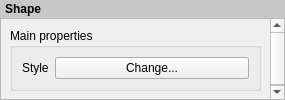
This is src/ui/composer/qgscomposerpolygonwidgetbase.ui in qgis/QGIS as Qt 5 draws it before an edit. The edited form follows.
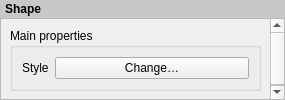
This is the edited form. Custom widgets are drawn as their Qt base class.

```diff
--- a/src/ui/composer/qgscomposerpolygonwidgetbase.ui
+++ b/src/ui/composer/qgscomposerpolygonwidgetbase.ui
@@ -82,7 +82,7 @@
              </sizepolicy>
             </property>
             <property name="text">
-             <string>Change...</string>
+             <string>Change…</string>
             </property>
            </widget>
           </item>
```
